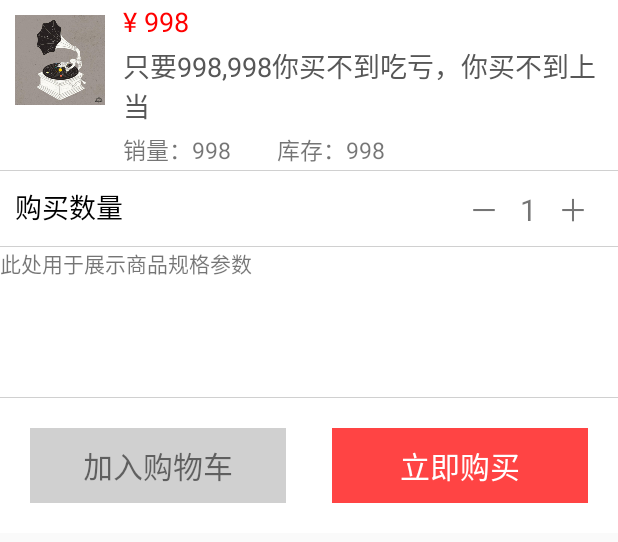
After one commit to NavyLegend/TestDemo, an Android app: the layout popu_view.xml on its own in the app's theme, with its tools: preview values and no code run, on a phone screen of 412 x 824 dp. The commit adds this screen. Shown: the top 542 px of the screen. Run offline under Robolectric (Android 15) with nearby library versions, the phone set to English and light mode, and no system bars.

Commit message:
自定义Popuwindow的弹出弹入动画

```diff
--- a/app/src/main/AndroidManifest.xml
+++ b/app/src/main/AndroidManifest.xml
@@ -46,7 +46,8 @@
         <activity android:name=".customviewpager.CustomViewPager" />
         <activity android:name=".customviewpager.CustomHorizontalActivity" />
         <activity android:name=".customviewpager.CustomVerticalActivity" />
-        <activity android:name=".sqlite.SQLiteTestActivity"></activity>
+        <activity android:name=".sqlite.SQLiteTestActivity" />
+        <activity android:name=".pupowindow.PupoWindowTestActivity"></activity>
     </application>
 
 </manifest>
--- a/app/src/main/java/common/jlt/com/testdemo/MainActivity.java
+++ b/app/src/main/java/common/jlt/com/testdemo/MainActivity.java
@@ -11,6 +11,7 @@ import common.jlt.com.testdemo.customviewpager.CustomViewPager;
 import common.jlt.com.testdemo.gradienttitlebar.GradientTitleBarActivity;
 import common.jlt.com.testdemo.greendao.GreenDaoActivity;
 import common.jlt.com.testdemo.okhttp.OkHttpActivity;
+import common.jlt.com.testdemo.pupowindow.PupoWindowTestActivity;
 import common.jlt.com.testdemo.recyclerviewgallery.RecyclerViewGallery;
 import common.jlt.com.testdemo.rxjava.RxJavaActivity;
 import common.jlt.com.testdemo.sqlite.SQLiteTestActivity;
@@ -41,6 +42,7 @@ public class MainActivity extends AppCompatActivity implements View.OnClickListe
         findViewById(R.id.customeViewPager).setOnClickListener(this);
         findViewById(R.id.RxJava2).setOnClickListener(this);
         findViewById(R.id.SQLiteDb).setOnClickListener(this);
+        findViewById(R.id.pupoWindow).setOnClickListener(this);
 
         /**
          * 初始化极光推送
@@ -100,6 +102,10 @@ public class MainActivity extends AppCompatActivity implements View.OnClickListe
             case R.id.customeViewPager:
                 startActivity(new Intent(this, CustomViewPager.class));
                 break;
+            //PupoWindow的弹入及弹出
+            case R.id.pupoWindow:
+                startActivity(new Intent(this, PupoWindowTestActivity.class));
+                break;
             default:
                 break;
         }
--- a/app/src/main/res/layout/activity_main.xml
+++ b/app/src/main/res/layout/activity_main.xml
@@ -91,6 +91,12 @@
             android:layout_height="wrap_content"
             android:text="自定义view来实现ViewPager效果"
             />
+        <Button
+            android:id="@+id/pupoWindow"
+            android:layout_width="match_parent"
+            android:layout_height="wrap_content"
+            android:text="PupoWindow弹出弹入动画"
+            />
 
     </LinearLayout>
 
--- /dev/null
+++ b/app/src/main/res/layout/popu_view.xml
@@ -0,0 +1,130 @@
+<?xml version="1.0" encoding="utf-8"?>
+<LinearLayout  xmlns:android="http://schemas.android.com/apk/res/android"
+    android:id="@+id/pop_layout" android:layout_width="match_parent"
+    android:layout_height="wrap_content"
+    android:background="#ffffff"
+    android:orientation="vertical">
+    <RelativeLayout
+        android:layout_width="match_parent"
+        android:layout_height="wrap_content">
+        <ImageView
+            android:id="@+id/iv_mall"
+            android:layout_width="60dp"
+            android:layout_height="60dp"
+            android:layout_margin="10dp"
+            android:background="@android:color/transparent"
+            android:scaleType="fitXY"
+            android:src="@mipmap/no1"/>
+
+        <LinearLayout
+            android:layout_width="match_parent"
+            android:layout_height="wrap_content"
+            android:layout_toRightOf="@+id/iv_mall"
+            android:orientation="vertical">
+            <TextView
+                android:layout_width="wrap_content"
+                android:layout_height="wrap_content"
+                android:layout_margin="2dp"
+                android:text="¥ 998"
+                android:textColor="#ff0000"
+                android:textSize="18sp"/>
+            <TextView
+                android:layout_width="wrap_content"
+                android:layout_height="wrap_content"
+                android:layout_margin="2dp"
+                android:text="只要998,998你买不到吃亏，你买不到上当"
+                android:textColor="#575757"
+                android:textSize="18sp"/>
+            <LinearLayout
+                android:layout_width="match_parent"
+                android:layout_height="wrap_content"
+                android:layout_margin="2dp">
+                <TextView
+                    android:layout_width="wrap_content"
+                    android:layout_height="wrap_content"
+                    android:layout_marginRight="15dp"
+                    android:text="销量：998"
+                    android:textSize="15sp"/>
+                <TextView
+                    android:layout_width="wrap_content"
+                    android:layout_height="wrap_content"
+                    android:layout_marginLeft="15dp"
+                    android:text="库存：998"
+                    android:textSize="15sp"/>
+            </LinearLayout>
+        </LinearLayout>
+
+    </RelativeLayout>
+    <View
+        android:layout_width="match_parent"
+        android:layout_height="0.5dp"
+        android:background="#D0D0D0"/>
+    <RelativeLayout
+        android:layout_width="match_parent"
+        android:layout_height="wrap_content"
+        android:layout_margin="10dp">
+
+        <TextView
+            android:layout_width="wrap_content"
+            android:layout_height="wrap_content"
+            android:text="购买数量"
+            android:textColor="#000"
+            android:textSize="18sp"/>
+        <TextView
+            android:layout_width="wrap_content"
+            android:layout_height="wrap_content"
+            android:layout_alignParentRight="true"
+            android:layout_marginRight="10dp"
+            android:text="－   1   ＋"
+            android:textSize="20sp"/>
+    </RelativeLayout>
+
+    <View
+        android:layout_width="match_parent"
+        android:layout_height="0.5dp"
+        android:background="#D0D0D0"/>
+
+    <LinearLayout
+        android:layout_width="match_parent"
+        android:layout_height="100dp"
+        android:orientation="vertical">
+        <TextView
+            android:layout_width="match_parent"
+            android:layout_height="wrap_content"
+            android:text="此处用于展示商品规格参数"/>
+    </LinearLayout>
+
+    <View
+        android:layout_width="match_parent"
+        android:layout_height="0.5dp"
+        android:background="#D0D0D0"/>
+    <LinearLayout
+        android:layout_width="match_parent"
+        android:layout_height="wrap_content"
+        android:layout_margin="20dp"
+        android:gravity="center"
+        android:orientation="horizontal">
+        <TextView
+            android:layout_width="0dp"
+            android:layout_height="wrap_content"
+            android:layout_marginRight="15dp"
+            android:layout_weight="1"
+            android:background="#D0D0D0"
+            android:gravity="center"
+            android:padding="10dp"
+            android:text="加入购物车"
+            android:textSize="20sp"/>
+        <TextView
+            android:id="@+id/btn_cancel"
+            android:layout_width="0dp"
+            android:layout_height="wrap_content"
+            android:layout_marginLeft="15dp"
+            android:layout_weight="1"
+            android:background="@android:color/holo_red_light"
+            android:gravity="center"
+            android:padding="10dp"
+           android:text="立即购买"
+            android:textColor="@android:color/white"
+            android:textSize="20sp"/>
+    </LinearLayout>
+</LinearLayout>
--- a/app/src/main/res/values/styles.xml
+++ b/app/src/main/res/values/styles.xml
@@ -7,5 +7,10 @@
         <item name="colorPrimaryDark">@color/colorPrimaryDark</item>
         <item name="colorAccent">@color/colorAccent</item>
     </style>
+    <style name="pupo_window_anim" parent="android:Animation">
+        <item name="android:windowEnterAnimation">@anim/pop_enter_anim</item>
+        <item name="android:windowExitAnimation">@anim/pop_exit_anim</item>
+
+    </style>
 
 </resources>
```
Also changed, not shown: app/src/main/java/common/jlt/com/testdemo/pupowindow/CustomPopuwindow.java (added, +81 -0 lines), app/src/main/java/common/jlt/com/testdemo/pupowindow/PupoWindowTestActivity.java (added, +41 -0 lines), app/src/main/res/anim/pop_enter_anim.xml (added, +12 -0 lines), app/src/main/res/anim/pop_exit_anim.xml (added, +11 -0 lines), app/src/main/res/layout/activity_pupo_window_test.xml (added, +19 -0 lines).
